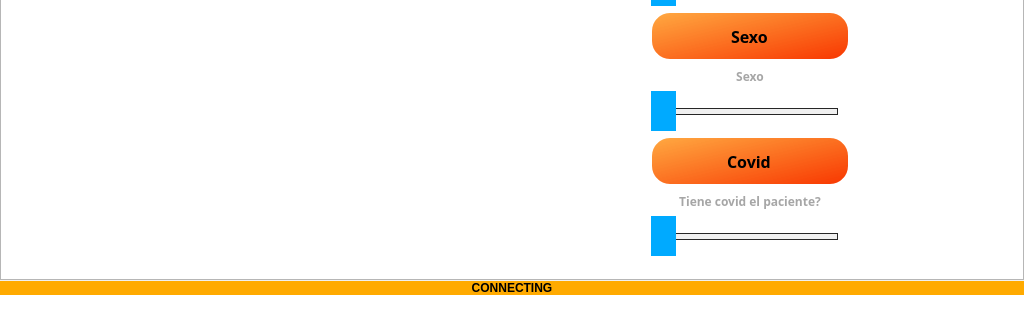
First picture: the form in _main_.ui, repository JulianDuque97/EPI, before the edit; both pictures show x 0 to 1024 and y 280 to 600 of the 1024 by 600 pixel window.
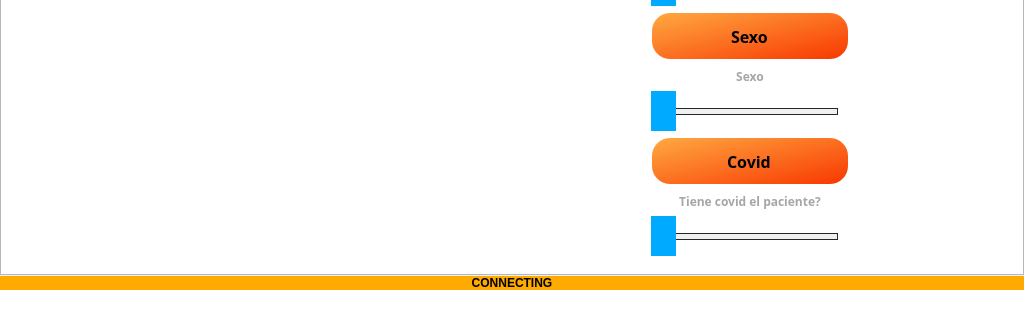
Second picture: the form after the edit. Icons and pictures are not drawn. Custom widgets are drawn as their Qt base class.

Diff of the .ui file:
```diff
--- a/_main_.ui
+++ b/_main_.ui
@@ -78,7 +78,7 @@
       <property name="sizeHint" stdset="0">
        <size>
         <width>20</width>
-        <height>25</height>
+        <height>30</height>
        </size>
       </property>
      </spacer>
```
